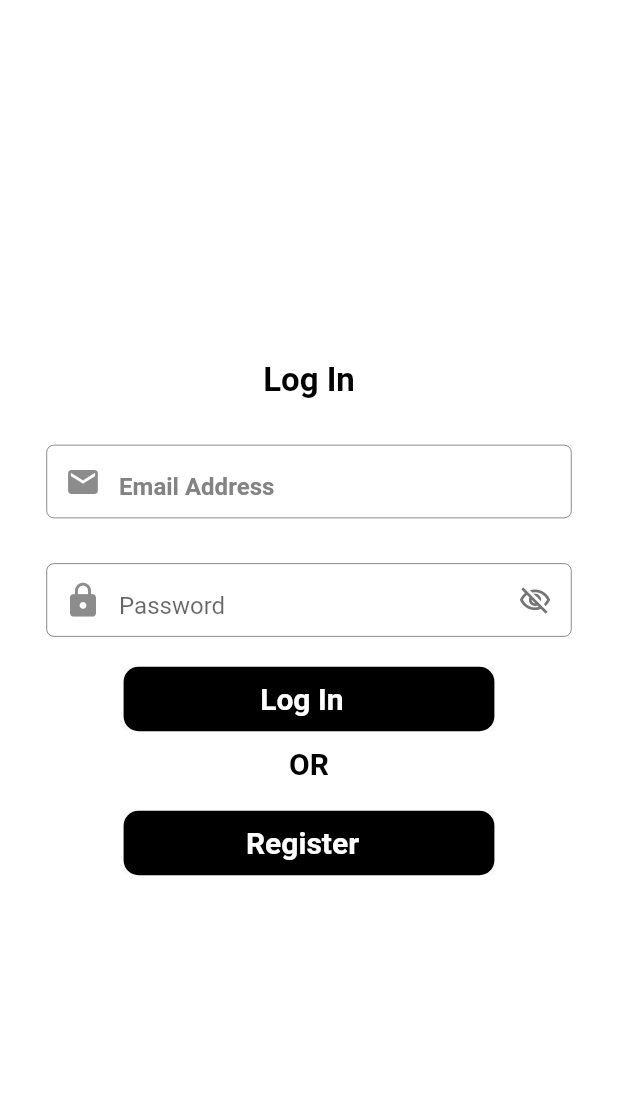
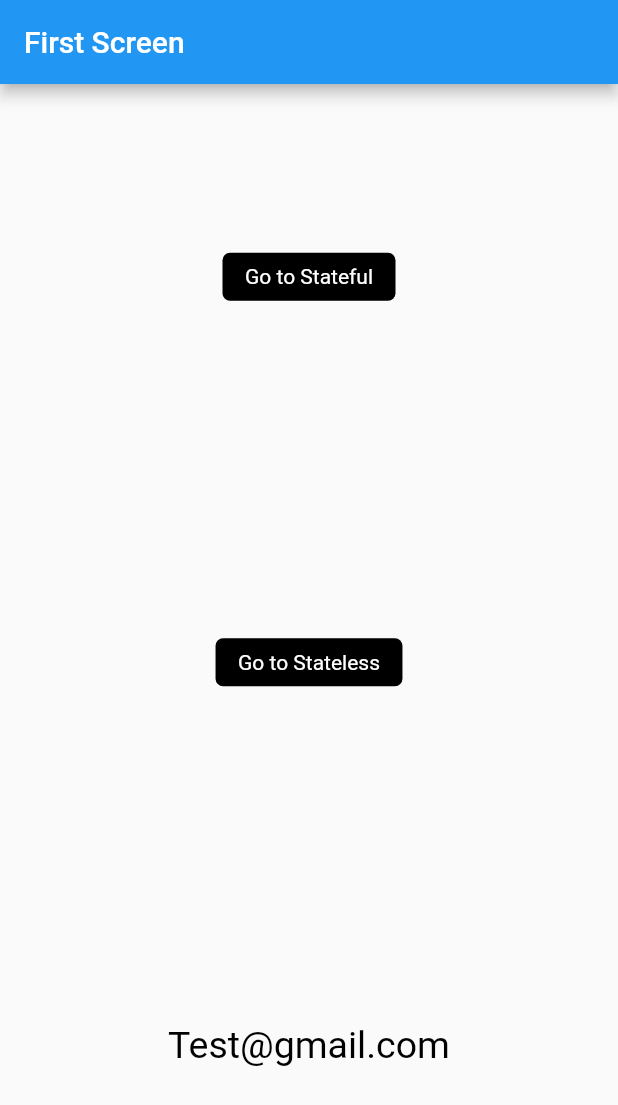
Before and after one commit to harshjain74/testing, a Flutter app: the screen it shows after launch, on a phone screen of 412 x 824 dp. Shown: the top 1105 px of the screen. Run offline on Flutter 3.47's test engine with Material 2 defaults, Android fonts, the phone set to English and light mode, and no system bars; our stand-ins replace carousel_slider, cloud_firestore, firebase_auth, firebase_core, image_picker, shared_preferences; accounts and stored records are empty.

```diff
--- a/lib/constant.dart
+++ b/lib/constant.dart
@@ -1,13 +1,8 @@
 List storyimages = [
   "https://images.pexels.com/photos/7670035/pexels-photo-7670035.jpeg?auto=compress&cs=tinysrgb&w=600",
-
   "https://images.pexels.com/photos/6485032/pexels-photo-6485032.jpeg?auto=compress&cs=tinysrgb&w=600",
-
   "https://images.pexels.com/photos/5487128/pexels-photo-5487128.jpeg?auto=compress&cs=tinysrgb&w=600",
-
   "https://images.pexels.com/photos/6829557/pexels-photo-6829557.jpeg?auto=compress&cs=tinysrgb&w=600",
-
   "https://images.pexels.com/photos/10506477/pexels-photo-10506477.jpeg?auto=compress&cs=tinysrgb&w=600",
-
   "https://images.pexels.com/photos/90628/pexels-photo-90628.jpeg?auto=compress&cs=tinysrgb&w=600",
 ];
--- a/lib/main.dart
+++ b/lib/main.dart
@@ -1,6 +1,8 @@
 import 'package:firebase_core/firebase_core.dart';
 import 'package:flutter/material.dart';
-import 'package:testing/screen/login.dart';
+import 'package:provider/provider.dart';
+import 'package:testing/provider/prov.dart';
+import 'package:testing/screen/GetXPackage.dart';
 
 void main() async {
   WidgetsFlutterBinding.ensureInitialized();
@@ -14,7 +16,9 @@ class MyApp extends StatelessWidget {
   // This widget is the root of your application.
   @override
   Widget build(BuildContext context) {
-    return MaterialApp(
+    return MultiProvider(
+      providers: [ChangeNotifierProvider(create: (_) => Prov())],
+      child: MaterialApp(
         debugShowCheckedModeBanner: false,
         title: 'Testing',
         theme: ThemeData(
@@ -29,7 +33,8 @@ class MyApp extends StatelessWidget {
           // is not restarted.
           primarySwatch: Colors.blue,
         ),
-      home: const Login(),
+        home: FirstScreen(),
+      ),
     );
   }
 }
--- /dev/null
+++ b/lib/provider/prov.dart
@@ -0,0 +1,12 @@
+import 'package:flutter/cupertino.dart';
+
+class Prov extends ChangeNotifier {
+  String _gmail = "Test@gmail.com";
+
+  String get gmail => _gmail;
+
+  void setgmail(String value) {
+    _gmail = value;
+    notifyListeners();
+  }
+}
--- /dev/null
+++ b/lib/screen/GetXPackage.dart
@@ -0,0 +1,161 @@
+import 'package:flutter/material.dart';
+import 'package:provider/provider.dart';
+
+import '../constant.dart';
+import '../provider/prov.dart';
+
+class FirstScreen extends StatefulWidget {
+  @override
+  State<FirstScreen> createState() => _FirstScreenState();
+}
+
+class _FirstScreenState extends State<FirstScreen> {
+  Widget build(BuildContext context) {
+    return Scaffold(
+      appBar: AppBar(
+        title: Text("First Screen"),
+      ),
+      body: Container(
+        height: MediaQuery.of(context).size.height,
+        width: MediaQuery.of(context).size.width,
+        child: Column(
+          mainAxisAlignment: MainAxisAlignment.spaceAround,
+          children: [
+            GestureDetector(
+                onTap: () {
+                  Navigator.of(context)
+                      .push(MaterialPageRoute(builder: (BuildContext context) {
+                    return SecondScreen();
+                  }));
+                },
+                child: Container(
+                  decoration: BoxDecoration(
+                      color: Colors.black,
+                      borderRadius: BorderRadius.circular(5)),
+                  child: const Padding(
+                    padding:
+                        EdgeInsets.symmetric(horizontal: 15.0, vertical: 8),
+                    child: Text(
+                      "Go to Stateful",
+                      style: TextStyle(color: Colors.white),
+                    ),
+                  ),
+                )),
+            GestureDetector(
+                onTap: () {
+                  Navigator.of(context)
+                      .push(MaterialPageRoute(builder: (BuildContext context) {
+                    return ThirdScreen();
+                  }));
+                },
+                child: Container(
+                  decoration: BoxDecoration(
+                      color: Colors.black,
+                      borderRadius: BorderRadius.circular(5)),
+                  child: const Padding(
+                    padding:
+                        EdgeInsets.symmetric(horizontal: 15.0, vertical: 8),
+                    child: Text(
+                      "Go to Stateless",
+                      style: TextStyle(color: Colors.white),
+                    ),
+                  ),
+                )),
+            Text(
+              context.watch<Prov>().gmail,
+              style: TextStyle(color: Colors.black, fontSize: 25),
+            ),
+          ],
+        ),
+      ),
+    );
+  }
+}
+
+class SecondScreen extends StatefulWidget {
+  @override
+  State<SecondScreen> createState() => _SecondScreenState();
+}
+
+class _SecondScreenState extends State<SecondScreen> {
+  Widget build(BuildContext context) {
+    return Scaffold(
+      appBar: AppBar(
+        title: Text("Second Screen"),
+      ),
+      body: Container(
+          height: MediaQuery.of(context).size.height,
+          width: MediaQuery.of(context).size.width,
+          child: Column(
+            mainAxisAlignment: MainAxisAlignment.spaceAround,
+            children: [
+              GestureDetector(
+                  onTap: () {
+                    //read is used to set the value
+                    context.read<Prov>().setgmail("statefulwidget@gmail.com");
+                  },
+                  child: Container(
+                    decoration: BoxDecoration(
+                        color: Colors.black,
+                        borderRadius: BorderRadius.circular(5)),
+                    child: const Padding(
+                      padding:
+                          EdgeInsets.symmetric(horizontal: 15.0, vertical: 8),
+                      child: Text(
+                        "Change gmail to Stateful@gmail.com",
+                        style: TextStyle(color: Colors.white),
+                      ),
+                    ),
+                  )),
+              Text(
+                context
+                    .watch<Prov>()
+                    .gmail, //watch is used to show the value after update value
+                style: TextStyle(color: Colors.black, fontSize: 25),
+              ),
+            ],
+          )),
+    );
+  }
+}
+
+class ThirdScreen extends StatelessWidget {
+  Widget build(BuildContext context) {
+    return Scaffold(
+      appBar: AppBar(
+        title: Text("Third Screen"),
+      ),
+      body: Container(
+        height: MediaQuery.of(context).size.height,
+        width: MediaQuery.of(context).size.width,
+        child: Column(
+          mainAxisAlignment: MainAxisAlignment.spaceAround,
+          children: [
+            GestureDetector(
+                onTap: () {
+                  // read is used to set the values
+                  context.read<Prov>().setgmail("statelesswidget@gmail.com");
+                },
+                child: Container(
+                  decoration: BoxDecoration(
+                      color: Colors.black,
+                      borderRadius: BorderRadius.circular(5)),
+                  child: const Padding(
+                    padding:
+                        EdgeInsets.symmetric(horizontal: 15.0, vertical: 8),
+                    child: Text(
+                      "Change gmail to Stateless@gmail.com",
+                      style: TextStyle(color: Colors.white),
+                    ),
+                  ),
+                )),
+            Text(
+              context.watch<Prov>().gmail,
+              style: TextStyle(color: Colors.black, fontSize: 25),
+            ),
+          ],
+        ),
+      ),
+    );
+  }
+}
--- a/lib/screen/login.dart
+++ b/lib/screen/login.dart
@@ -3,8 +3,7 @@ import 'package:flutter/material.dart';
 import 'package:shared_preferences/shared_preferences.dart';
 import 'package:testing/screen/imageupload.dart';
 import 'package:testing/screen/register.dart';
-
-import 'CarouselScreen.dart';
+import 'GetXPackage.dart';
 
 class Login extends StatefulWidget {
   const Login({Key? key}) : super(key: key);
@@ -34,7 +33,7 @@ class _LoginState extends State<Login> with TickerProviderStateMixin {
     if (userlogin) {
       Navigator.of(context).pushAndRemoveUntil(
           MaterialPageRoute(builder: (BuildContext context) {
-        return CarouselScreen();
+        return FirstScreen();
       }), (route) => false);
     }
   }
--- a/pubspec.yaml
+++ b/pubspec.yaml
@@ -40,6 +40,7 @@ dependencies:
   image_picker: ^0.8.6
   shared_preferences: ^2.0.15
   carousel_slider: ^4.1.1
+  provider: ^6.0.4
 
 dev_dependencies:
   flutter_test:
```
Also changed, not shown: pubspec.lock. Lines whose indentation alone changed are shown as unchanged.
